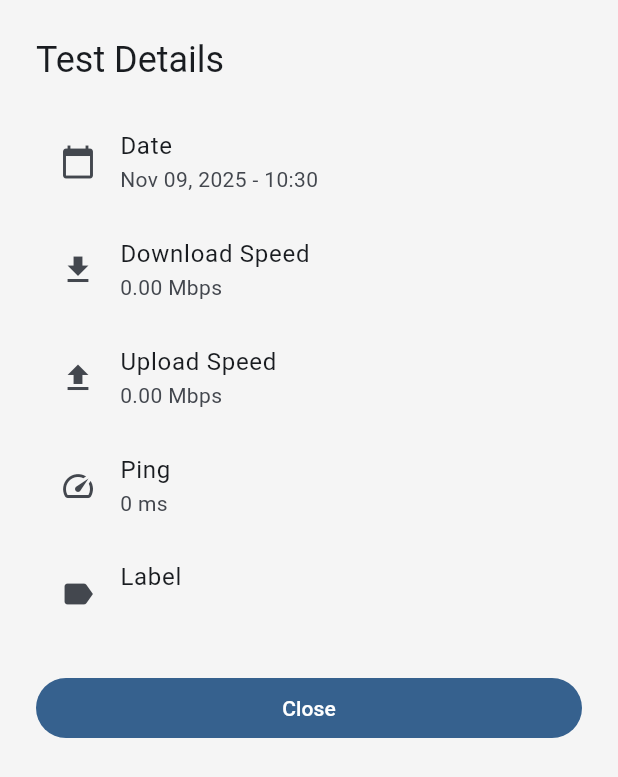
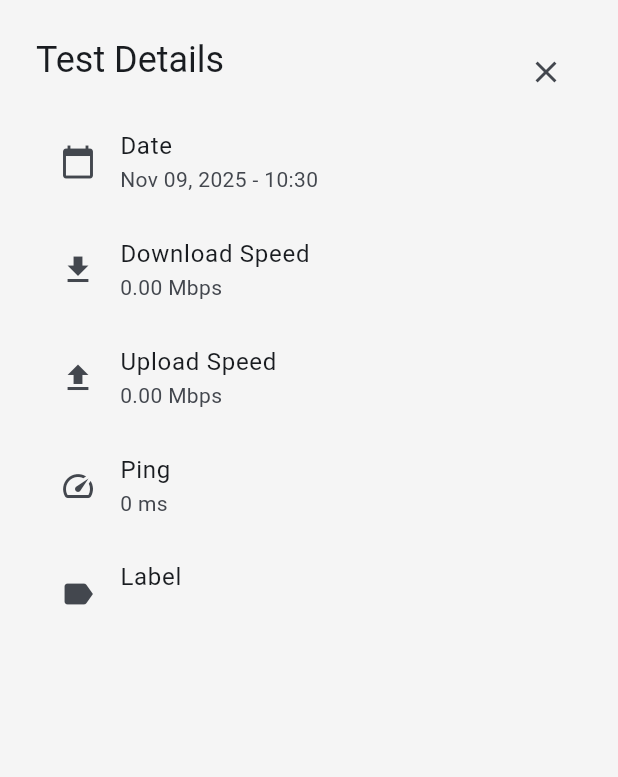
Before and after one commit to ansgrb/speedra, a Flutter app: the TestDetailsSheet widget shown alone on an empty page, opened directly with empty values, on a phone screen of 412 x 824 dp. Shown: the top 777 px of the screen. Run offline on Flutter 3.47's test engine with Material 3 defaults, Android fonts, the phone set to English and light mode, and no system bars; our stand-ins replace dartz, get_it, shared_preferences; accounts and stored records are empty.

Commit message:
fix(history): resolve overflow in test details sheet

```diff
--- a/lib/features/speed_test/presentation/widgets/history/test_details_sheet.dart
+++ b/lib/features/speed_test/presentation/widgets/history/test_details_sheet.dart
@@ -11,6 +11,9 @@ class TestDetailsSheet extends StatelessWidget {
   Widget build(BuildContext context) {
     return Container(
       padding: const EdgeInsets.all(24),
+      child: Stack(
+        children: [
+          SingleChildScrollView(
             child: Column(
               mainAxisSize: MainAxisSize.min,
               crossAxisAlignment: CrossAxisAlignment.start,
@@ -46,12 +49,15 @@ class TestDetailsSheet extends StatelessWidget {
                     title: const Text('Label'),
                     subtitle: Text(test.label!),
                   ),
-          const SizedBox(height: 16),
-          SizedBox(
-            width: double.infinity,
-            child: FilledButton(
+              ],
+            ),
+          ),
+          Positioned(
+            top: 0,
+            right: 0,
+            child: IconButton(
+              icon: const Icon(Icons.close),
               onPressed: () => Navigator.pop(context),
-              child: const Text('Close'),
             ),
           ),
         ],
```
Lines whose indentation alone changed are shown as unchanged.
